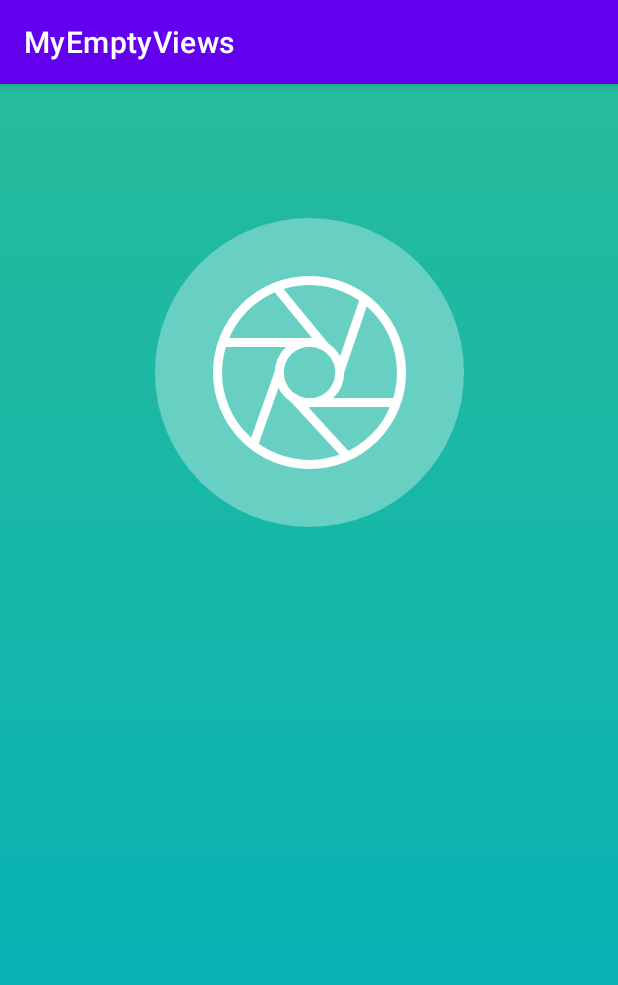
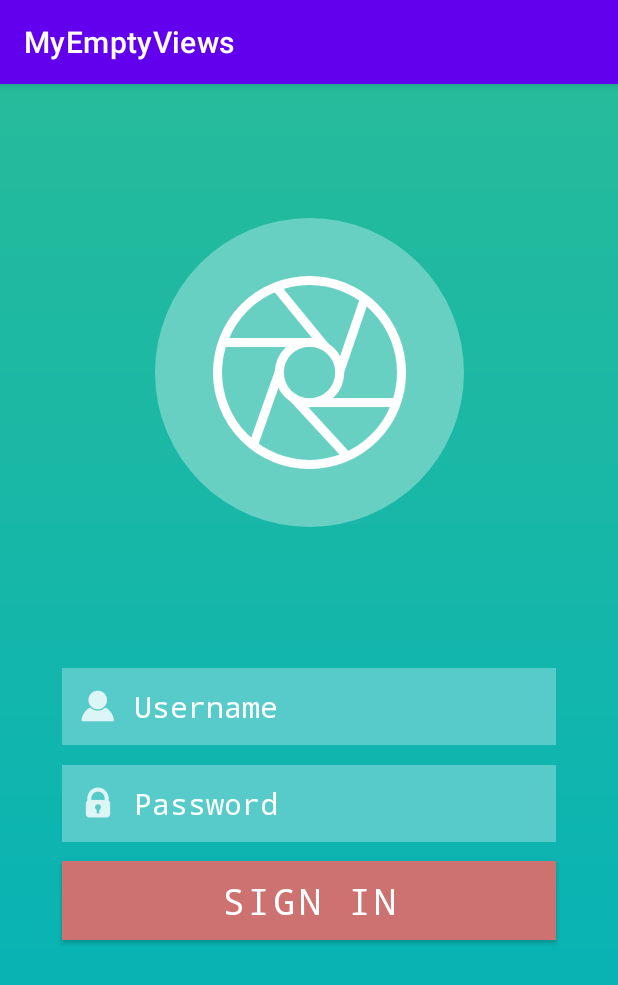
Before and after one commit to anddev404/MyEmptyViews, an Android app: the LoginActivity screen opened directly, with no data from a screen before it, on a phone screen of 412 x 824 dp. Shown: the top 985 px of the screen. Run offline under Robolectric (Android 15) with nearby library versions, the phone set to English and light mode, and no system bars.

Commit message:
add login fields

```diff
--- a/app/src/main/res/drawable/layer_list_login_image.xml
+++ b/app/src/main/res/drawable/layer_list_login_image.xml
@@ -4,11 +4,11 @@
         android:width="256dp"
         android:height="256dp"
         android:drawable="@drawable/bg_circle"
-        android:gravity="center"></item>
+        android:gravity="center" />
 
     <item
         android:width="160dp"
         android:height="160dp"
         android:drawable="@drawable/vector_login_image"
-        android:gravity="center"></item>
+        android:gravity="center" />
 </layer-list>
--- a/app/src/main/res/layout/activity_login.xml
+++ b/app/src/main/res/layout/activity_login.xml
@@ -18,48 +18,106 @@
             android:layout_width="wrap_content"
             android:layout_height="wrap_content"
             android:orientation="horizontal"
-            app:layout_constraintGuide_percent="0.5"></androidx.constraintlayout.widget.Guideline>
+            app:layout_constraintGuide_percent="0.5" />
 
         <androidx.constraintlayout.widget.Guideline
             android:id="@+id/guideline_left"
             android:layout_width="wrap_content"
             android:layout_height="wrap_content"
             android:orientation="vertical"
-            app:layout_constraintGuide_percent="0.1"></androidx.constraintlayout.widget.Guideline>
+            app:layout_constraintGuide_percent="0.1" />
 
         <androidx.constraintlayout.widget.Guideline
             android:id="@+id/guideline_right"
             android:layout_width="wrap_content"
             android:layout_height="wrap_content"
             android:orientation="vertical"
-            app:layout_constraintGuide_percent="0.9"></androidx.constraintlayout.widget.Guideline>
+            app:layout_constraintGuide_percent="0.9" />
 
         <androidx.constraintlayout.widget.Guideline
             android:id="@+id/guideline_bottom"
             android:layout_width="wrap_content"
             android:layout_height="wrap_content"
             android:orientation="horizontal"
-            app:layout_constraintGuide_percent="0.75"></androidx.constraintlayout.widget.Guideline>
+            app:layout_constraintGuide_percent="0.75" />
 
         <androidx.constraintlayout.widget.Guideline
             android:id="@+id/guideline_bottom2"
             android:layout_width="wrap_content"
             android:layout_height="wrap_content"
             android:orientation="horizontal"
-            app:layout_constraintGuide_percent="0.95"></androidx.constraintlayout.widget.Guideline>
+            app:layout_constraintGuide_percent="0.95" />
 
         <ImageView
             android:layout_width="0dp"
             android:layout_height="0dp"
+            android:contentDescription="@string/logo"
             android:src="@drawable/layer_list_login_image"
             app:layout_constraintBottom_toBottomOf="@id/guideline"
             app:layout_constraintDimensionRatio="1:1"
             app:layout_constraintLeft_toLeftOf="parent"
             app:layout_constraintRight_toRightOf="parent"
             app:layout_constraintTop_toTopOf="parent"
-            app:layout_constraintWidth_percent="@dimen/logo_image_width"></ImageView>
+            app:layout_constraintWidth_percent="@dimen/logo_image_width" />
+
+        <EditText
+            android:id="@+id/username"
+            android:layout_width="0dp"
+            android:layout_height="wrap_content"
+            android:autofillHints="username"
+            android:background="@color/login_edittext_color"
+            android:drawableStart="@drawable/ic_user"
+            android:drawablePadding="12dp"
+            android:hint="@string/username"
+            android:importantForAutofill="auto"
+            android:inputType="text"
+            android:padding="12dp"
+            android:textColor="@color/white"
+            android:textColorHint="@color/white"
+            android:textSize="@dimen/login_text_normal"
+            android:typeface="monospace"
+            app:layout_constraintBottom_toTopOf="@id/password"
+            app:layout_constraintLeft_toLeftOf="@id/guideline_left"
+            app:layout_constraintRight_toRightOf="@id/guideline_right"
+            app:layout_constraintTop_toTopOf="@id/guideline" />
+
+        <EditText
+            android:id="@+id/password"
+            android:layout_width="0dp"
+            android:layout_height="wrap_content"
+            android:layout_marginTop="8dp"
+            android:autofillHints="password"
+            android:background="@color/login_edittext_color"
+            android:drawableStart="@drawable/ic_password"
+            android:drawablePadding="12dp"
+            android:hint="@string/password"
+            android:importantForAutofill="auto"
+            android:inputType="textPassword"
+            android:padding="12dp"
+            android:textColor="@color/white"
+            android:textColorHint="@color/white"
+            android:textSize="20sp"
+            android:typeface="monospace"
+            app:layout_constraintBottom_toTopOf="@id/button"
+            app:layout_constraintLeft_toLeftOf="@id/guideline_left"
+            app:layout_constraintRight_toRightOf="@id/guideline_right"
+            app:layout_constraintTop_toBottomOf="@id/username" />
+
+        <Button
+            android:id="@+id/button"
+            android:layout_width="0dp"
+            android:layout_height="wrap_content"
+            android:layout_marginTop="8dp"
+            android:background="@color/login_button_color"
+            android:text="@string/sign_in"
+            android:textSize="@dimen/login_text_large"
+            android:typeface="monospace"
+            app:backgroundTint="@null"
+            app:layout_constraintBottom_toBottomOf="@id/guideline_bottom"
+            app:layout_constraintLeft_toLeftOf="@id/guideline_left"
+            app:layout_constraintRight_toRightOf="@id/guideline_right"
+            app:layout_constraintTop_toBottomOf="@id/password" />
 
     </androidx.constraintlayout.widget.ConstraintLayout>
 
-
 </ScrollView>
--- a/app/src/main/res/values/colors.xml
+++ b/app/src/main/res/values/colors.xml
@@ -11,4 +11,7 @@
     <color name="circle_color">#FF67D0C2</color>
     <color name="login_bg_color_top">#FF26BB9B</color>
     <color name="login_bg_color_bottom">#FF00B1BB</color>
+    <color name="login_edittext_color">#FF57CBCA</color>
+    <color name="login_button_color">#FFCD7271</color>
+
 </resources>
--- a/app/src/main/res/values/dimens.xml
+++ b/app/src/main/res/values/dimens.xml
@@ -1,4 +1,6 @@
 <?xml version="1.0" encoding="utf-8"?>
 <resources>
     <item name="logo_image_width" format="float" type="dimen">0.5</item>
+    <dimen name="login_text_large">24sp</dimen>
+    <dimen name="login_text_normal">20sp</dimen>
 </resources>
--- a/app/src/main/res/values/strings.xml
+++ b/app/src/main/res/values/strings.xml
@@ -2,4 +2,9 @@
     <string name="app_name">MyEmptyViews</string>
     <string name="logging">logowanie</string>
     <string name="choose_activity">wybór aktywności</string>
+
+    <string name="logo">logo</string>
+    <string name="username">Username</string>
+    <string name="password">Password</string>
+    <string name="sign_in">SIGN IN</string>
 </resources>
```
Also changed, not shown: app/src/main/res/drawable-hdpi/ic_password.png (added), app/src/main/res/drawable-hdpi/ic_user.png (added), app/src/main/res/drawable-mdpi/ic_password.png (added), app/src/main/res/drawable-mdpi/ic_user.png (added), app/src/main/res/drawable-xhdpi/ic_password.png (added), app/src/main/res/drawable-xhdpi/ic_user.png (added), app/src/main/res/drawable-xxhdpi/ic_password.png (added), app/src/main/res/drawable-xxhdpi/ic_user.png (added), app/src/main/res/drawable-xxxhdpi/ic_password.png (added), app/src/main/res/drawable-xxxhdpi/ic_user.png (added).
